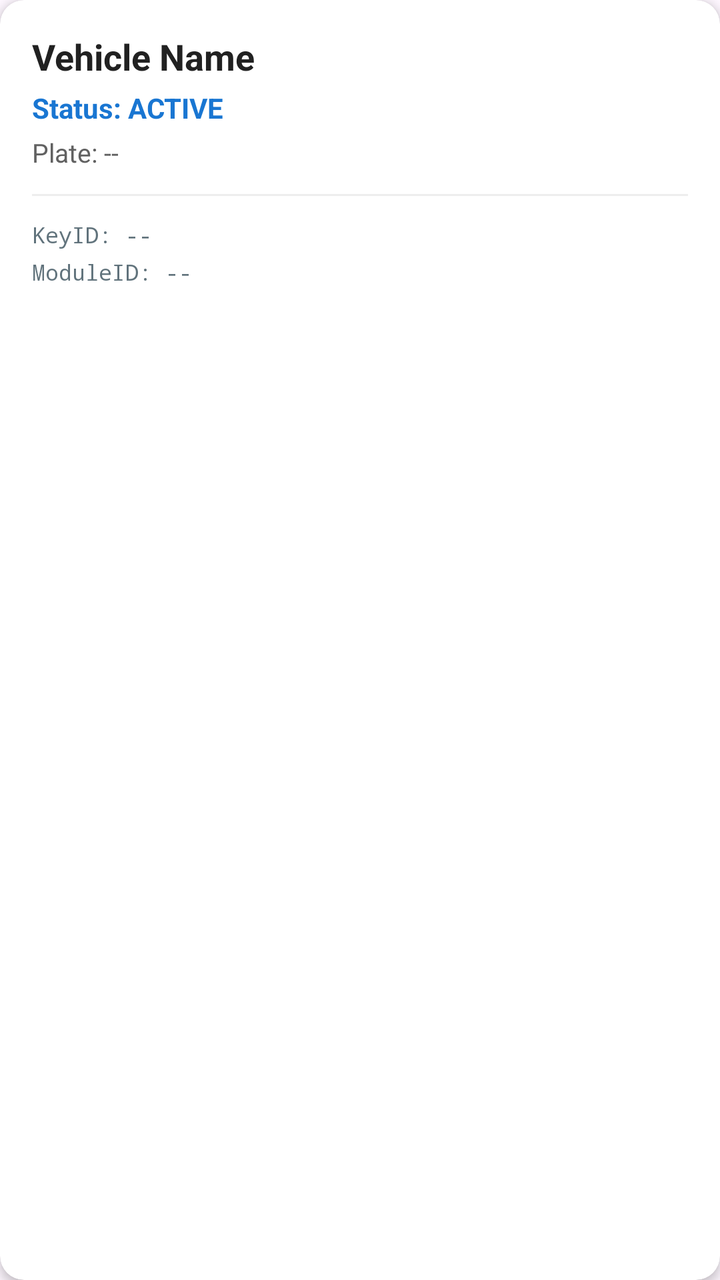
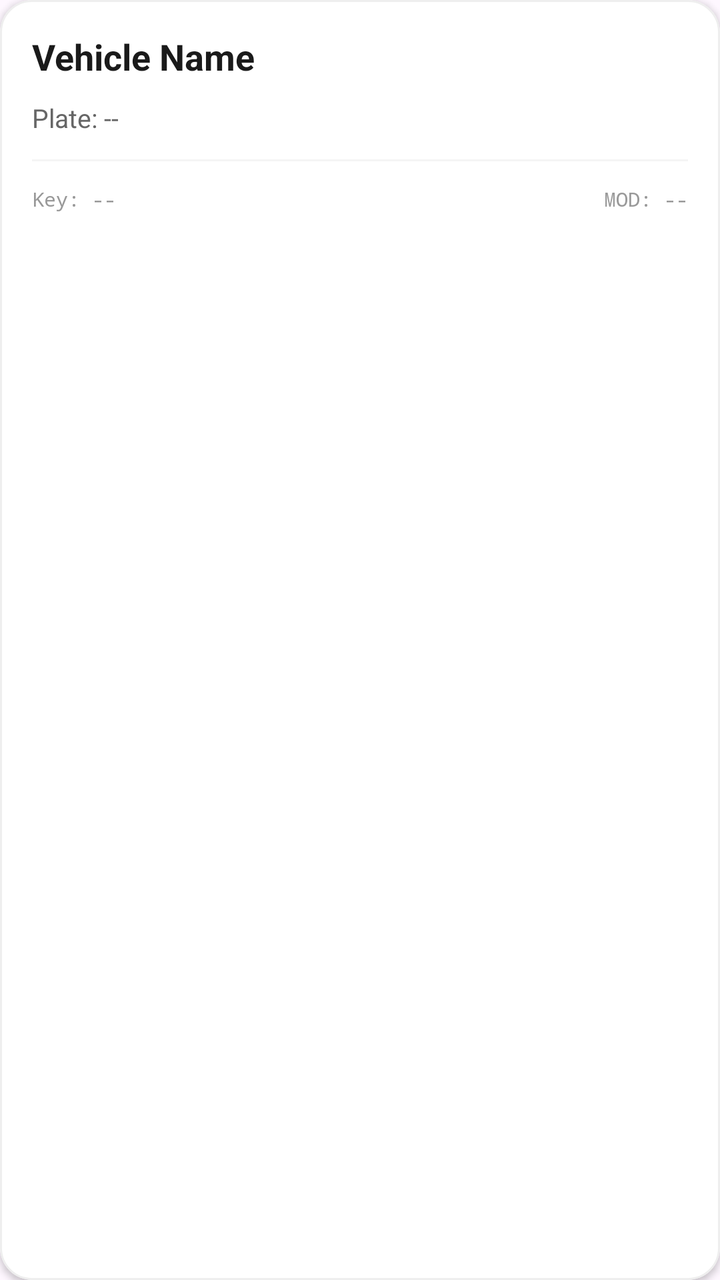

An Android layout rendered at two revisions. The XML below is the earlier revision; the diff shows what the commit changed to produce the second picture.
<!-- AndroidManifest.xml: application theme Theme._100_BasicCrypto -->
<!-- res/layout/item_digital_key.xml -->
<?xml version="1.0" encoding="utf-8"?>
<androidx.cardview.widget.CardView xmlns:android="http://schemas.android.com/apk/res/android"
    xmlns:app="http://schemas.android.com/apk/res-auto"
    android:layout_width="match_parent"
    android:layout_height="wrap_content"
    android:layout_marginBottom="8dp"
    app:cardCornerRadius="12dp"
    app:cardElevation="3dp"
    app:cardBackgroundColor="@android:color/white">

    <LinearLayout
        android:layout_width="match_parent"
        android:layout_height="wrap_content"
        android:orientation="vertical"
        android:padding="16dp">

        <TextView
            android:id="@+id/tv_item_name"
            android:layout_width="wrap_content"
            android:layout_height="wrap_content"
            android:text="Vehicle Name"
            android:textSize="18sp"
            android:textStyle="bold"
            android:textColor="#212121" />

        <TextView
            android:id="@+id/tv_item_status"
            android:layout_width="wrap_content"
            android:layout_height="wrap_content"
            android:text="Status: ACTIVE"
            android:textSize="14sp"
            android:textColor="#1976D2"
            android:textStyle="bold"
            android:layout_marginTop="4dp" />

        <TextView
            android:id="@+id/tv_item_plate"
            android:layout_width="wrap_content"
            android:layout_height="wrap_content"
            android:text="Plate: --"
            android:textSize="13sp"
            android:textColor="#616161"
            android:layout_marginTop="4dp" />

        <View
            android:layout_width="match_parent"
            android:layout_height="1dp"
            android:background="#EEEEEE"
            android:layout_marginTop="12dp"
            android:layout_marginBottom="12dp"/>

        <TextView
            android:id="@+id/tv_item_keyid"
            android:layout_width="wrap_content"
            android:layout_height="wrap_content"
            android:text="KeyID: --"
            android:textSize="11sp"
            android:fontFamily="monospace"
            android:textColor="#455A64"
            android:alpha="0.85" />

        <TextView
            android:id="@+id/tv_item_moduleid"
            android:layout_width="wrap_content"
            android:layout_height="wrap_content"
            android:text="ModuleID: --"
            android:textSize="11sp"
            android:fontFamily="monospace"
            android:textColor="#455A64"
            android:alpha="0.85"
            android:layout_marginTop="4dp" />

    </LinearLayout>
</androidx.cardview.widget.CardView>
<!-- resources referenced by this layout -->
<resources>
  <style name="Theme._100_BasicCrypto" parent="Base.Theme._100_BasicCrypto" />
  <style name="Base.Theme._100_BasicCrypto" parent="Theme.Material3.DayNight.NoActionBar">
          
          
      </style>
</resources>

<!-- the commit's change to res/layout/item_digital_key.xml (unified diff, before → after) -->
@@ -1,11 +1,13 @@
 <?xml version="1.0" encoding="utf-8"?>
-<androidx.cardview.widget.CardView xmlns:android="http://schemas.android.com/apk/res/android"
+<com.google.android.material.card.MaterialCardView xmlns:android="http://schemas.android.com/apk/res/android"
     xmlns:app="http://schemas.android.com/apk/res-auto"
     android:layout_width="match_parent"
     android:layout_height="wrap_content"
-    android:layout_marginBottom="8dp"
-    app:cardCornerRadius="12dp"
-    app:cardElevation="3dp"
+    android:layout_marginBottom="12dp"
+    app:cardCornerRadius="16dp"
+    app:cardElevation="2dp"
+    app:strokeWidth="1dp"
+    app:strokeColor="#EEEEEE"
     app:cardBackgroundColor="@android:color/white">
 
     <LinearLayout
@@ -14,61 +16,83 @@
         android:orientation="vertical"
         android:padding="16dp">
 
-        <TextView
-            android:id="@+id/tv_item_name"
-            android:layout_width="wrap_content"
-            android:layout_height="wrap_content"
-            android:text="Vehicle Name"
-            android:textSize="18sp"
-            android:textStyle="bold"
-            android:textColor="#212121" />
+        <RelativeLayout
+            android:layout_width="match_parent"
+            android:layout_height="wrap_content">
 
-        <TextView
-            android:id="@+id/tv_item_status"
-            android:layout_width="wrap_content"
-            android:layout_height="wrap_content"
-            android:text="Status: ACTIVE"
-            android:textSize="14sp"
-            android:textColor="#1976D2"
-            android:textStyle="bold"
-            android:layout_marginTop="4dp" />
+            <TextView
+                android:id="@+id/tv_item_name"
+                android:layout_width="wrap_content"
+                android:layout_height="wrap_content"
+                android:text="Vehicle Name"
+                android:textSize="18sp"
+                android:textStyle="bold"
+                android:textColor="#1A1A1A" />
+
+            <com.google.android.material.chip.Chip
+                android:id="@+id/chip_role_status"
+                android:layout_width="wrap_content"
+                android:layout_height="32dp"
+                android:layout_alignParentEnd="true"
+                android:layout_centerVertical="true"
+                android:text="OWNER"
+                android:textSize="10sp"
+                app:chipMinHeight="0dp"
+                app:chipSpacingHorizontal="0dp"
+                app:chipStrokeWidth="0dp" />
+        </RelativeLayout>
 
         <TextView
             android:id="@+id/tv_item_plate"
             android:layout_width="wrap_content"
             android:layout_height="wrap_content"
+            android:layout_marginTop="2dp"
             android:text="Plate: --"
             android:textSize="13sp"
-            android:textColor="#616161"
-            android:layout_marginTop="4dp" />
+            android:textColor="#666666" />
+
+        <TextView
+            android:id="@+id/tv_item_status_desc"
+            android:layout_width="wrap_content"
+            android:layout_height="wrap_content"
+            android:layout_marginTop="8dp"
+            android:text="Active"
+            android:textSize="12sp"
+            android:textColor="#1976D2"
+            android:textStyle="italic"
+            android:visibility="gone" />
 
         <View
             android:layout_width="match_parent"
             android:layout_height="1dp"
-            android:background="#EEEEEE"
+            android:background="#F5F5F5"
             android:layout_marginTop="12dp"
             android:layout_marginBottom="12dp"/>
 
-        <TextView
-            android:id="@+id/tv_item_keyid"
-            android:layout_width="wrap_content"
+        <LinearLayout
+            android:layout_width="match_parent"
             android:layout_height="wrap_content"
-            android:text="KeyID: --"
-            android:textSize="11sp"
-            android:fontFamily="monospace"
-            android:textColor="#455A64"
-            android:alpha="0.85" />
+            android:orientation="horizontal">
 
-        <TextView
-            android:id="@+id/tv_item_moduleid"
-            android:layout_width="wrap_content"
-            android:layout_height="wrap_content"
-            android:text="ModuleID: --"
-            android:textSize="11sp"
-            android:fontFamily="monospace"
-            android:textColor="#455A64"
-            android:alpha="0.85"
-            android:layout_marginTop="4dp" />
+            <TextView
+                android:id="@+id/tv_item_keyid"
+                android:layout_width="0dp"
+                android:layout_height="wrap_content"
+                android:layout_weight="1"
+                android:text="Key: --"
+                android:textSize="10sp"
+                android:fontFamily="monospace"
+                android:textColor="#999999" />
+
+            <TextView
+                android:id="@+id/tv_item_moduleid"
+                android:layout_width="wrap_content"
+                android:layout_height="wrap_content"
+                android:text="MOD: --"
+                android:textSize="10sp"
+                android:fontFamily="monospace"
+                android:textColor="#999999" />
+        </LinearLayout>
 
     </LinearLayout>
-</androidx.cardview.widget.CardView>
+</com.google.android.material.card.MaterialCardView>
